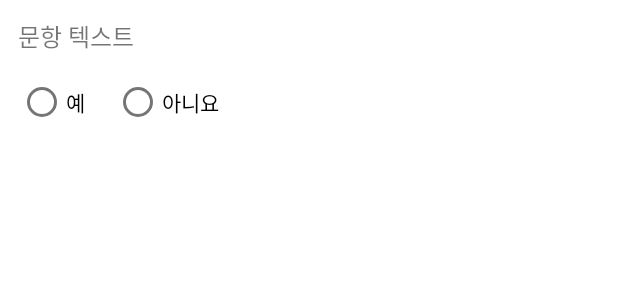
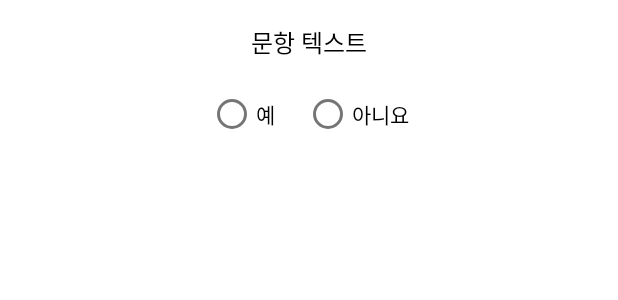
Before and after one commit to machoganzi/biorhythm-app, an Android app built with Jetpack Compose: the layout item_checklist.xml on its own in the app's theme, with its tools: preview values and no code run, on a phone screen of 412 x 824 dp. Shown: the top 300 px of the screen. Run offline under Robolectric (Android 15) with nearby library versions, the phone set to English and light mode, and no system bars.

```diff
--- a/app/src/main/res/layout/item_checklist.xml
+++ b/app/src/main/res/layout/item_checklist.xml
@@ -1,25 +1,38 @@
 <?xml version="1.0" encoding="utf-8"?>
 <LinearLayout
     xmlns:android="http://schemas.android.com/apk/res/android"
+    xmlns:card_view="http://schemas.android.com/apk/res-auto"
+    android:layout_width="match_parent"
+    android:layout_height="wrap_content"
+    android:orientation="vertical">
+
+
+
+
+        <LinearLayout
             android:layout_width="match_parent"
             android:layout_height="wrap_content"
             android:orientation="vertical"
-    android:padding="12dp">
+            android:padding="16dp">
 
-    <!-- 체크리스트 문항 -->
+            <!-- 문항 텍스트 -->
             <TextView
                 android:id="@+id/tvQuestion"
                 android:layout_width="match_parent"
                 android:layout_height="wrap_content"
                 android:text="문항 텍스트"
+                android:textColor="#000000"
+                android:gravity="center"
                 android:textSize="16sp" />
 
-    <!-- Yes/No 선택을 위한 RadioGroup -->
+            <!-- 예/아니요 선택 -->
             <RadioGroup
-        android:layout_width="wrap_content"
+                android:id="@+id/radioGroup"
+                android:layout_width="match_parent"
                 android:layout_height="wrap_content"
-        android:orientation="horizontal"
-        android:layout_marginTop="8dp">
+                android:layout_marginTop="12dp"
+                android:gravity="center"
+                android:orientation="horizontal">
 
                 <RadioButton
                     android:id="@+id/btnYes"
@@ -31,7 +44,10 @@
                     android:id="@+id/btnNo"
                     android:layout_width="wrap_content"
                     android:layout_height="wrap_content"
-            android:text="아니요"
-            android:layout_marginStart="16dp" />
+                    android:layout_marginStart="16dp"
+                    android:text="아니요" />
             </RadioGroup>
+
         </LinearLayout>
+
+</LinearLayout>
```
Also changed, not shown: app/src/main/res/drawable/bg_section_header.xml (added, +7 -0 lines), app/src/main/res/layout/fragment_admin.xml (+10 -6 lines), app/src/main/res/layout/fragment_admin_results.xml (+20 -18 lines), app/src/main/res/layout/item_settings.xml (+52 -9 lines). Lines whose indentation alone changed are shown as unchanged.
